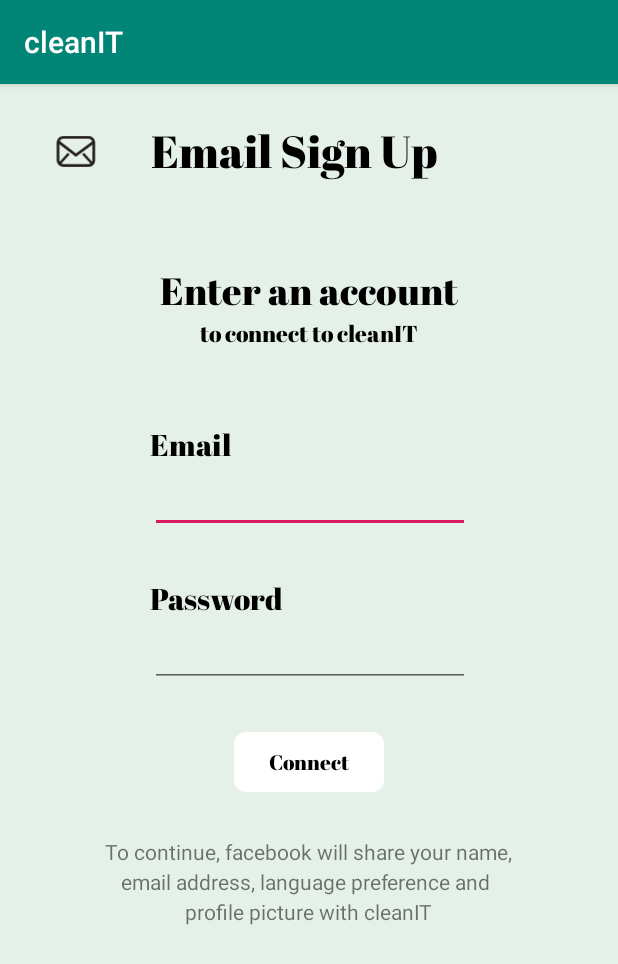
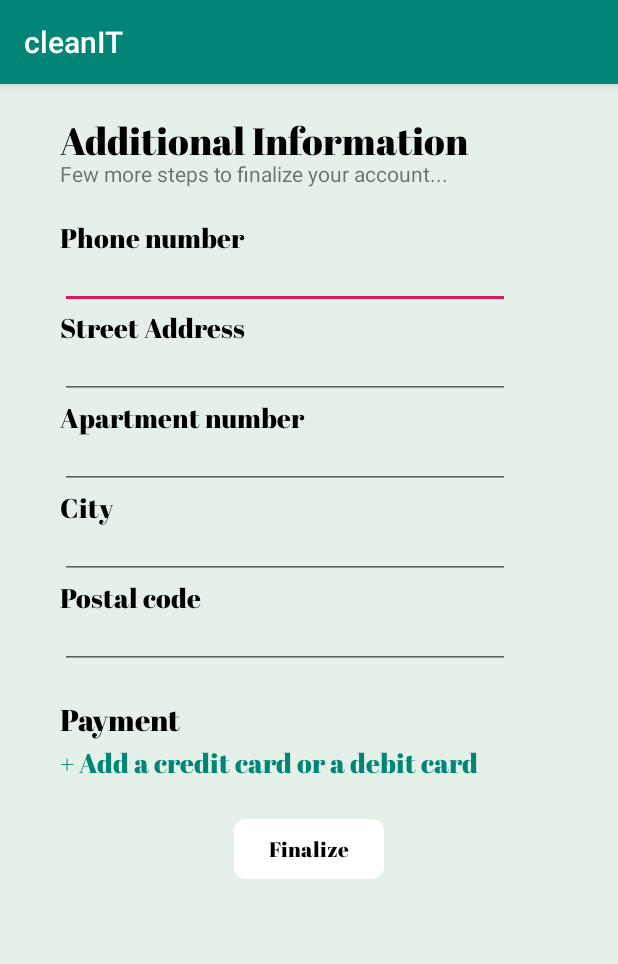
Before and after one commit to adel350/cleanIT, an Android app: the EmailSignUp screen opened directly, with no data from a screen before it, after a tap on "Connect", on a phone screen of 412 x 824 dp. Shown: the top 964 px of the screen. Run offline under Robolectric (Android 15) with nearby library versions, the phone set to English and light mode, and no system bars.

Commit message:
Additional Information Page

```diff
--- a/app/src/main/AndroidManifest.xml
+++ b/app/src/main/AndroidManifest.xml
@@ -9,7 +9,8 @@
         android:roundIcon="@mipmap/ic_launcher_round"
         android:supportsRtl="true"
         android:theme="@style/AppTheme">
-        <activity android:name=".SignIn"></activity>
+        <activity android:name=".AdditionalSignUpStage"></activity>
+        <activity android:name=".SignIn" />
         <activity android:name=".EmailSignUp" />
         <activity android:name=".FacebookSignUp" />
         <activity android:name=".GoogleSignUp" />
--- /dev/null
+++ b/app/src/main/java/com/example/cleanit/AdditionalSignUpStage.java
@@ -0,0 +1,14 @@
+package com.example.cleanit;
+
+import androidx.appcompat.app.AppCompatActivity;
+
+import android.os.Bundle;
+
+public class AdditionalSignUpStage extends AppCompatActivity {
+
+    @Override
+    protected void onCreate(Bundle savedInstanceState) {
+        super.onCreate(savedInstanceState);
+        setContentView(R.layout.activity_additional_sign_up_stage);
+    }
+}
--- a/app/src/main/java/com/example/cleanit/EmailSignUp.java
+++ b/app/src/main/java/com/example/cleanit/EmailSignUp.java
@@ -2,7 +2,9 @@ package com.example.cleanit;
 
 import androidx.appcompat.app.AppCompatActivity;
 
+import android.content.Intent;
 import android.os.Bundle;
+import android.view.View;
 
 public class EmailSignUp extends AppCompatActivity {
 
@@ -11,4 +13,9 @@ public class EmailSignUp extends AppCompatActivity {
         super.onCreate(savedInstanceState);
         setContentView(R.layout.activity_email_sign_up);
     }
+
+    public void goToAdditionalSignUpPage(View view) {
+        Intent intent = new Intent(this, AdditionalSignUpStage.class);
+        startActivity(intent);
+    }
 }
--- a/app/src/main/java/com/example/cleanit/FacebookSignUp.java
+++ b/app/src/main/java/com/example/cleanit/FacebookSignUp.java
@@ -2,7 +2,9 @@ package com.example.cleanit;
 
 import androidx.appcompat.app.AppCompatActivity;
 
+import android.content.Intent;
 import android.os.Bundle;
+import android.view.View;
 
 public class FacebookSignUp extends AppCompatActivity {
 
@@ -11,4 +13,9 @@ public class FacebookSignUp extends AppCompatActivity {
         super.onCreate(savedInstanceState);
         setContentView(R.layout.activity_facebook_sign_up);
     }
+
+    public void goToAdditionalSignUpPage(View view) {
+        Intent intent = new Intent(this, AdditionalSignUpStage.class);
+        startActivity(intent);
+    }
 }
--- a/app/src/main/java/com/example/cleanit/GoogleSignUp.java
+++ b/app/src/main/java/com/example/cleanit/GoogleSignUp.java
@@ -2,7 +2,9 @@ package com.example.cleanit;
 
 import androidx.appcompat.app.AppCompatActivity;
 
+import android.content.Intent;
 import android.os.Bundle;
+import android.view.View;
 
 public class GoogleSignUp extends AppCompatActivity {
 
@@ -11,4 +13,9 @@ public class GoogleSignUp extends AppCompatActivity {
         super.onCreate(savedInstanceState);
         setContentView(R.layout.activity_google_sign_up);
     }
+
+    public void goToAdditionalSignUpPage(View view) {
+        Intent intent = new Intent(this, AdditionalSignUpStage.class);
+        startActivity(intent);
+    }
 }
--- /dev/null
+++ b/app/src/main/res/drawable/color_change_button.xml
@@ -0,0 +1,5 @@
+<?xml version="1.0" encoding="utf-8"?>
+<selector xmlns:android="http://schemas.android.com/apk/res/android">
+    <item android:state_selected="true"
+        android:drawable="@color/grey" />
+</selector>
--- /dev/null
+++ b/app/src/main/res/layout/activity_additional_sign_up_stage.xml
@@ -0,0 +1,234 @@
+<?xml version="1.0" encoding="utf-8"?>
+<RelativeLayout xmlns:android="http://schemas.android.com/apk/res/android"
+    xmlns:app="http://schemas.android.com/apk/res-auto"
+    xmlns:tools="http://schemas.android.com/tools"
+    android:layout_width="match_parent"
+    android:layout_height="match_parent"
+    android:background="#E5F1E8"
+    android:orientation="vertical"
+    tools:context=".MainActivity">
+    <TextView
+        android:id="@+id/emptySpace1"
+        android:layout_width="wrap_content"
+        android:layout_height="20dp"
+        android:text="" />
+
+    <TextView
+        android:id="@+id/additionalInformationTitle"
+        android:layout_width="350dp"
+        android:layout_height="30dp"
+        android:orientation="horizontal"
+        android:layout_below="@id/emptySpace1"
+        android:textColor="@android:color/black"
+        android:text="Additional Information"
+        app:fontFamily="@font/abril_fatface"
+        android:textSize="25sp"
+        android:layout_marginLeft="40dp"/>
+
+
+    <TextView
+        android:id="@+id/emptySpace2"
+        android:layout_width="wrap_content"
+        android:layout_height="0dp"
+        android:text=""
+        android:layout_below="@id/additionalInformationTitle"/>
+
+    <TextView
+        android:id="@+id/extraInfo"
+        android:layout_width="wrap_content"
+        android:layout_height="20dp"
+
+        android:text="Few more steps to finalize your account..."
+        android:layout_below="@id/emptySpace2"
+        android:layout_marginLeft="40dp"/>
+
+    <TextView
+        android:id="@+id/emptySpace3"
+        android:layout_width="wrap_content"
+        android:layout_height="20dp"
+        android:text=""
+        android:layout_below="@id/extraInfo"/>
+
+    <TextView
+        android:id="@+id/phoneNumber"
+        android:text="Phone number"
+        android:layout_below="@id/emptySpace3"
+
+        android:layout_width="wrap_content"
+        android:layout_height="30dp"
+        android:textColor="@android:color/black"
+        app:fontFamily="@font/abril_fatface"
+        android:textSize="18sp"
+        android:layout_marginLeft="40dp"/>
+
+    <EditText
+        android:id="@+id/phoneNumberInput"
+        android:layout_below="@id/phoneNumber"
+        android:layout_marginLeft="40dp"
+
+        android:layout_width="300dp"
+        android:layout_height="30dp"
+        android:ems="10"
+        android:inputType="number" />
+
+    <TextView
+        android:id="@+id/streetAddress"
+        android:text="Street Address"
+        android:layout_below="@id/phoneNumberInput"
+
+        android:layout_width="wrap_content"
+        android:layout_height="30dp"
+        android:textColor="@android:color/black"
+        app:fontFamily="@font/abril_fatface"
+        android:textSize="18sp"
+        android:layout_marginLeft="40dp"/>
+
+    <EditText
+        android:id="@+id/streetAddressInput"
+        android:layout_below="@id/streetAddress"
+        android:layout_marginLeft="40dp"
+
+        android:layout_width="300dp"
+        android:layout_height="30dp"
+        android:ems="10"
+        android:inputType="textPersonName" />
+
+    <TextView
+        android:id="@+id/apartmentNumber"
+        android:text="Apartment number"
+        android:layout_below="@id/streetAddressInput"
+
+        android:layout_width="wrap_content"
+        android:layout_height="30dp"
+        android:textColor="@android:color/black"
+        app:fontFamily="@font/abril_fatface"
+        android:textSize="18sp"
+        android:layout_marginLeft="40dp"/>
+
+    <EditText
+        android:id="@+id/apartmentNumberInput"
+        android:layout_below="@id/apartmentNumber"
+        android:layout_marginLeft="40dp"
+
+        android:layout_width="300dp"
+        android:layout_height="30dp"
+        android:ems="10"
+        android:inputType="number" />
+
+    <TextView
+        android:id="@+id/city"
+        android:text="City"
+        android:layout_below="@id/apartmentNumberInput"
+
+        android:layout_width="wrap_content"
+        android:layout_height="30dp"
+        android:textColor="@android:color/black"
+        app:fontFamily="@font/abril_fatface"
+        android:textSize="18sp"
+        android:layout_marginLeft="40dp"/>
+
+    <EditText
+        android:id="@+id/cityInput"
+        android:layout_below="@id/city"
+        android:layout_marginLeft="40dp"
+
+        android:layout_width="300dp"
+        android:layout_height="30dp"
+        android:ems="10"
+        android:inputType="textPersonName" />
+
+    <TextView
+        android:id="@+id/postalCode"
+        android:text="Postal code"
+        android:layout_below="@id/cityInput"
+
+        android:layout_width="wrap_content"
+        android:layout_height="30dp"
+        android:textColor="@android:color/black"
+        app:fontFamily="@font/abril_fatface"
+        android:textSize="18sp"
+        android:layout_marginLeft="40dp"/>
+
+    <EditText
+        android:id="@+id/postalCodeInput"
+        android:layout_below="@id/postalCode"
+        android:layout_marginLeft="40dp"
+
+        android:layout_width="300dp"
+        android:layout_height="30dp"
+        android:ems="10"
+        android:inputType="textPersonName" />
+
+    <TextView
+        android:id="@+id/emptySpace4"
+        android:layout_width="wrap_content"
+        android:layout_height="20dp"
+        android:text=""
+        android:layout_below="@id/postalCodeInput"/>
+
+    <TextView
+        android:id="@+id/paymentTitle"
+        android:text="Payment"
+        android:layout_below="@id/emptySpace4"
+
+        android:layout_width="wrap_content"
+        android:layout_height="30dp"
+        android:textColor="@android:color/black"
+        app:fontFamily="@font/abril_fatface"
+        android:textSize="20sp"
+        android:layout_marginLeft="40dp"/>
+
+    <TextView
+        android:id="@+id/addPaymentButton"
+        android:text="+ Add a credit card or a debit card"
+        android:layout_below="@id/paymentTitle"
+        android:background="@drawable/color_change_button"
+
+        android:layout_width="wrap_content"
+        android:layout_height="30dp"
+        android:textColor="@color/colorPrimary"
+        app:fontFamily="@font/abril_fatface"
+        android:textSize="18sp"
+        android:layout_marginLeft="40dp"
+        android:clickable="true"
+        />
+
+    <TextView
+        android:id="@+id/emptySpace5"
+        android:layout_width="wrap_content"
+        android:layout_height="20dp"
+        android:text=""
+        android:layout_below="@id/addPaymentButton"/>
+
+    <RelativeLayout
+        android:id="@+id/finalizeButton"
+        android:layout_width="100dp"
+        android:layout_height="40dp"
+        android:orientation="horizontal"
+        android:background="@drawable/white_rectangle"
+        android:layout_below="@id/emptySpace5"
+        android:layout_centerHorizontal="true"
+        android:clickable="true"
+        android:onClick="goToAdditionalSignUpPage">
+
+
+
+        <TextView
+            android:id="@+id/finalizeText"
+            android:layout_width="wrap_content"
+            android:layout_height="wrap_content"
+            android:textColor="@android:color/black"
+            android:text="Finalize"
+            android:layout_centerVertical="true"
+            android:layout_centerHorizontal="true"
+            app:fontFamily="@font/abril_fatface"/>
+    </RelativeLayout>
+
+
+
+
+
+
+
+
+</RelativeLayout>
--- a/app/src/main/res/layout/activity_email_sign_up.xml
+++ b/app/src/main/res/layout/activity_email_sign_up.xml
@@ -157,7 +157,7 @@
         android:layout_below="@id/emptySpace5"
         android:layout_centerHorizontal="true"
         android:clickable="true"
-        android:onClick="goToSignInPage">
+        android:onClick="goToAdditionalSignUpPage">
 
 
 
--- a/app/src/main/res/layout/activity_facebook_sign_up.xml
+++ b/app/src/main/res/layout/activity_facebook_sign_up.xml
@@ -157,7 +157,7 @@
         android:layout_below="@id/emptySpace5"
         android:layout_centerHorizontal="true"
         android:clickable="true"
-        android:onClick="goToSignInPage">
+        android:onClick="goToAdditionalSignUpPage">
 
 
 
--- a/app/src/main/res/layout/activity_google_sign_up.xml
+++ b/app/src/main/res/layout/activity_google_sign_up.xml
@@ -157,7 +157,7 @@
         android:layout_below="@id/emptySpace5"
         android:layout_centerHorizontal="true"
         android:clickable="true"
-        android:onClick="goToSignInPage">
+        android:onClick="goToAdditionalSignUpPage">
 
 
 
```
